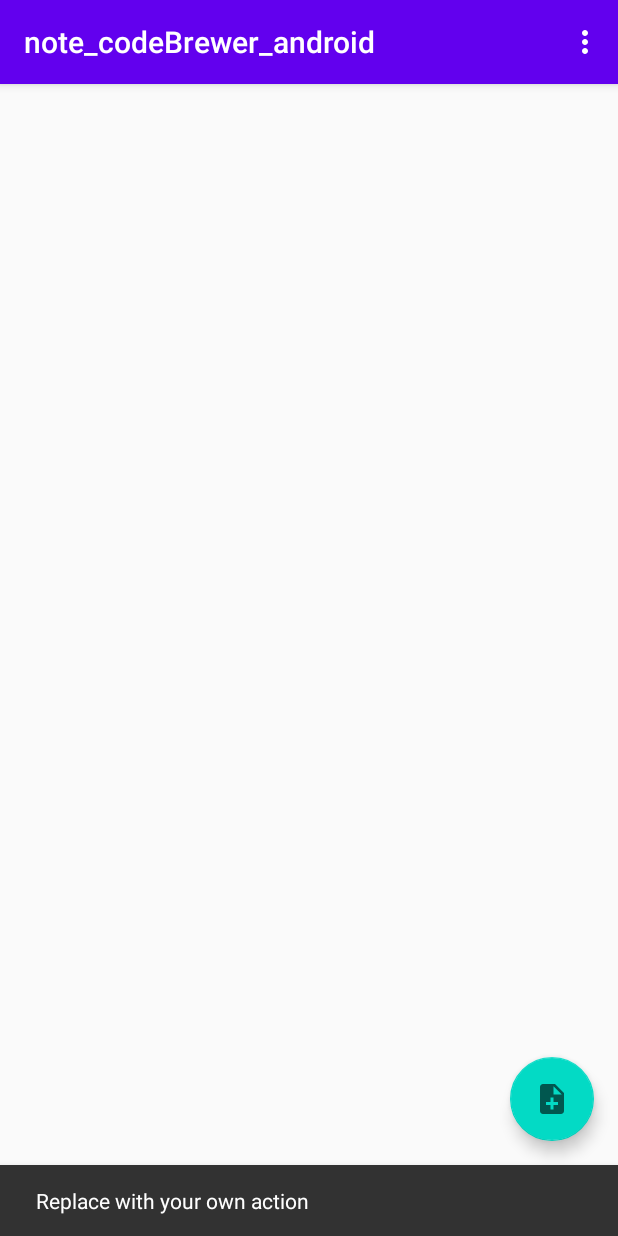
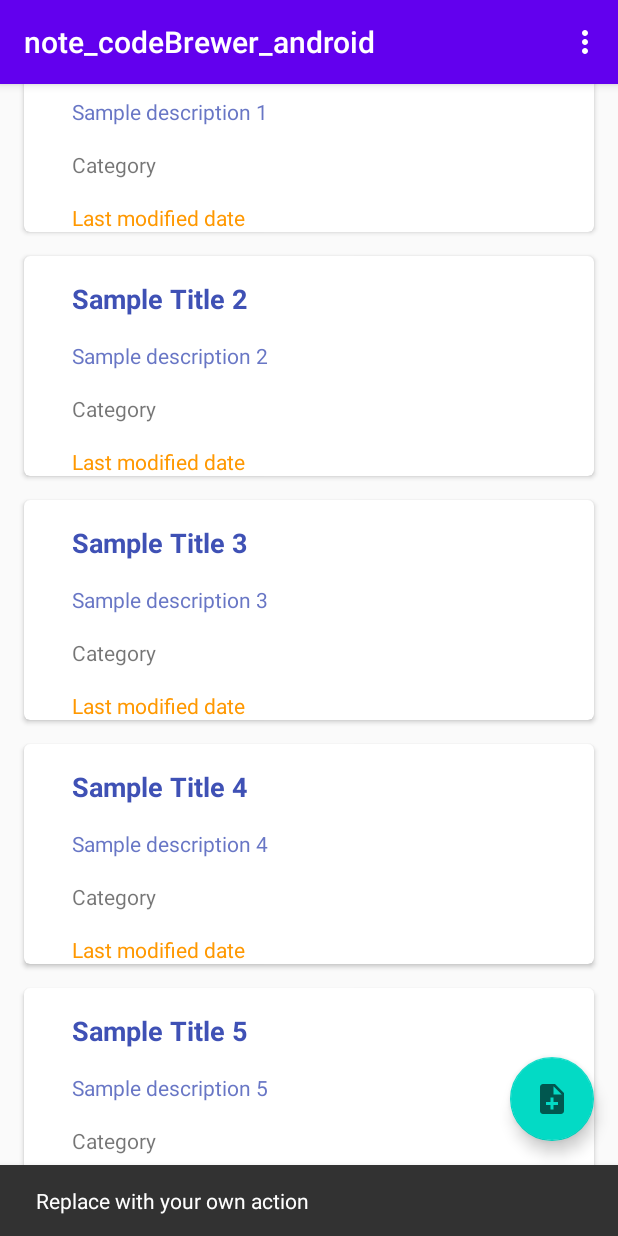
Before and after one commit to nency-shobhashana/note_codeBrewer_android, an Android app: the screen it shows after launch (MainActivity), after a tap on an icon or button, on a phone screen of 412 x 824 dp. Run offline under Robolectric (Android 15) with nearby library versions, the phone set to English and light mode, and no system bars.

Commit message:
Create Note Adapter and display static data on dashboard screen

```diff
--- a/app/src/main/java/com/nency/note/dashboard/MainActivity.java
+++ b/app/src/main/java/com/nency/note/dashboard/MainActivity.java
@@ -5,21 +5,57 @@ import android.os.Bundle;
 import com.google.android.material.floatingactionbutton.FloatingActionButton;
 import com.google.android.material.snackbar.Snackbar;
 import com.nency.note.R;
+import com.nency.note.model.Category;
+import com.nency.note.model.Note;
 
 import androidx.appcompat.app.AppCompatActivity;
 import androidx.appcompat.widget.Toolbar;
+import androidx.recyclerview.widget.LinearLayoutManager;
+import androidx.recyclerview.widget.RecyclerView;
 
 import android.view.View;
 
 import android.view.Menu;
 import android.view.MenuItem;
 
+import java.util.ArrayList;
+import java.util.List;
+
 public class MainActivity extends AppCompatActivity {
+
+
+    RecyclerView recyclerView;
+    RecyclerView.Adapter myAdapter;
+    RecyclerView.LayoutManager layoutManager;
+
+    List<Note> notes;
 
     @Override
     protected void onCreate(Bundle savedInstanceState) {
         super.onCreate(savedInstanceState);
         setContentView(R.layout.activity_main);
+
+        recyclerView = findViewById(R.id.list);
+        recyclerView.setHasFixedSize(true);
+
+        layoutManager = new LinearLayoutManager(this);
+        recyclerView.setLayoutManager(layoutManager);
+
+        notes = new ArrayList<Note>();
+        notes.add(new Note("Sample Title 1","Sample description 1","2nd June, 2020","2nd June 2020",null, null, "Canada", new Category(1,"Personal", 2)));
+        notes.add(new Note("Sample Title 2","Sample description 2","12nd July, 2020","12nd July 2020",null, null, "Canada", new Category(2,"Shopping", 3)));
+        notes.add(new Note("Sample Title 3","Sample description 3","25nd Aug, 2020","25nd Aug 2020",null, null, "Canada", new Category(3,"Shopping", 3)));
+        notes.add(new Note("Sample Title 4","Sample description 4","20nd Jan, 2020","20nd Jan 2020",null, null, "Canada", new Category(4,"Personal", 2)));
+        notes.add(new Note("Sample Title 5","Sample description 5","2nd June, 2020","2nd June 2020",null, null, "Canada", new Category(1,"Personal", 2)));
+        notes.add(new Note("Sample Title 6","Sample description 6","12nd July, 2020","12nd July 2020",null, null, "Canada", new Category(2,"Shopping", 3)));
+        notes.add(new Note("Sample Title 7","Sample description 7","25nd Aug, 2020","25nd Aug 2020",null, null, "Canada", new Category(3,"Shopping", 3)));
+        notes.add(new Note("Sample Title 8","Sample description 8","20nd Jan, 2020","20nd Jan 2020",null, null, "Canada", new Category(4,"Personal", 2)));
+
+        myAdapter = new NoteAdapter(this, notes);
+
+        recyclerView.setAdapter(myAdapter);
+
+
         Toolbar toolbar = findViewById(R.id.toolbar);
         setSupportActionBar(toolbar);
 
--- a/app/src/main/java/com/nency/note/dashboard/NoteAdapter.java
+++ b/app/src/main/java/com/nency/note/dashboard/NoteAdapter.java
@@ -1,4 +1,68 @@
 package com.nency.note.dashboard;
 
-public class NoteAdapter {
+import android.content.Context;
+import android.view.LayoutInflater;
+import android.view.View;
+import android.view.ViewGroup;
+import android.widget.ImageView;
+import android.widget.LinearLayout;
+import android.widget.TextView;
+
+import androidx.annotation.NonNull;
+import androidx.recyclerview.widget.RecyclerView;
+
+import com.nency.note.R;
+import com.nency.note.model.Note;
+
+import java.util.List;
+
+public class NoteAdapter extends RecyclerView.Adapter<NoteAdapter.NoteViewHolder> {
+
+    private List<Note> notes = null;
+
+    public NoteAdapter (Context context, List<Note> list) {
+        notes = list;
+    }
+
+    public static class NoteViewHolder extends RecyclerView.ViewHolder {
+
+        ImageView image;
+        TextView title, description, category, date;
+
+        public NoteViewHolder(@NonNull View itemView) {
+            super(itemView);
+
+            title = itemView.findViewById(R.id.title);
+            description = itemView.findViewById(R.id.description);
+            category = itemView.findViewById(R.id.category);
+            date = itemView.findViewById(R.id.date);
+            image = itemView.findViewById(R.id.image);
+        }
+    }
+
+    @NonNull
+    @Override
+    public NoteViewHolder onCreateViewHolder(@NonNull ViewGroup parent, int viewType) {
+        View v = LayoutInflater.from(parent.getContext()).inflate(R.layout.item_note, parent, false);
+        return new NoteViewHolder(v);
+    }
+
+    @Override
+    public void onBindViewHolder(@NonNull NoteViewHolder holder, int position) {
+        holder.itemView.setTag(notes.get(position));
+        holder.title.setText(notes.get(position).getTitle());
+        holder.description.setText(notes.get(position).getDescription());
+//        holder.category.setText(notes.get(position).getCategory());
+//        holder.image.setImageResource(notes.get(position).getImages());
+    }
+
+    @Override
+    public int getItemCount() {
+        if (notes == null) {
+            return 0;
+        } else {
+            return notes.size();
+        }
+    }
+
 }
--- a/app/src/main/java/com/nency/note/model/Category.java
+++ b/app/src/main/java/com/nency/note/model/Category.java
@@ -2,10 +2,10 @@ package com.nency.note.model;
 
 public class Category {
     private int id;
-    private int name;
+    private String name;
     private int noOfNotes;
 
-    public Category(int id, int name, int noOfNotes) {
+    public Category(int id, String name, int noOfNotes) {
         this.id = id;
         this.name = name;
         this.noOfNotes = noOfNotes;
@@ -19,11 +19,11 @@ public class Category {
         this.id = id;
     }
 
-    public int getName() {
+    public String getName() {
         return name;
     }
 
-    public void setName(int name) {
+    public void setName(String name) {
         this.name = name;
     }
 
--- a/app/src/main/res/layout/activity_main.xml
+++ b/app/src/main/res/layout/activity_main.xml
@@ -21,7 +21,7 @@
     </com.google.android.material.appbar.AppBarLayout>
 
     <androidx.recyclerview.widget.RecyclerView
-        android:id="@+id/recyclerViewNote"
+        android:id="@+id/list"
         android:layout_width="match_parent"
         android:layout_height="match_parent"
         />
--- /dev/null
+++ b/app/src/main/res/layout/item_note.xml
@@ -0,0 +1,77 @@
+<?xml version="1.0" encoding="utf-8"?>
+<androidx.cardview.widget.CardView
+    xmlns:android="http://schemas.android.com/apk/res/android"
+    xmlns:app="http://schemas.android.com/apk/res-auto"
+    xmlns:tools="http://schemas.android.com/tools"
+    android:layout_width="match_parent"
+    android:layout_height="wrap_content"
+    android:layout_marginStart="16dp"
+    android:layout_marginEnd="16dp"
+    android:layout_marginTop="8dp"
+    android:layout_marginBottom="8dp"
+    app:cardCornerRadius="4dp"
+    >
+<androidx.constraintlayout.widget.ConstraintLayout
+    android:layout_width="match_parent"
+    android:layout_height="wrap_content">
+
+    <ImageView
+        android:id="@+id/image"
+        android:layout_width="wrap_content"
+        android:layout_height="wrap_content"
+        android:layout_marginStart="16dp"
+        android:layout_marginTop="16dp"
+        android:layout_marginBottom="16dp"
+        app:layout_constraintBottom_toBottomOf="parent"
+        app:layout_constraintStart_toStartOf="parent"
+        app:layout_constraintTop_toTopOf="parent"
+        tools:srcCompat="@tools:sample/avatars" />
+
+    <TextView
+        android:id="@+id/title"
+        android:layout_width="wrap_content"
+        android:layout_height="wrap_content"
+        android:layout_marginStart="16dp"
+        android:layout_marginTop="16dp"
+        android:text="Title"
+        android:textColor="#3F51B5"
+        android:textSize="18sp"
+        android:textStyle="bold"
+        app:layout_constraintStart_toEndOf="@+id/image"
+        app:layout_constraintTop_toTopOf="parent" />
+
+    <TextView
+        android:id="@+id/description"
+        android:layout_width="wrap_content"
+        android:layout_height="wrap_content"
+        android:layout_marginStart="16dp"
+        android:layout_marginTop="16dp"
+        android:text="Description"
+        android:textColor="#C93F51B5"
+        android:textSize="14sp"
+        android:textStyle="normal"
+        app:layout_constraintStart_toEndOf="@+id/image"
+        app:layout_constraintTop_toBottomOf="@+id/title" />
+
+    <TextView
+        android:id="@+id/date"
+        android:layout_width="wrap_content"
+        android:layout_height="wrap_content"
+        android:layout_marginStart="16dp"
+        android:layout_marginTop="16dp"
+        android:text="Last modified date"
+        android:textColor="#FF9800"
+        app:layout_constraintStart_toEndOf="@+id/image"
+        app:layout_constraintTop_toBottomOf="@+id/category" />
+
+    <TextView
+        android:id="@+id/category"
+        android:layout_width="wrap_content"
+        android:layout_height="wrap_content"
+        android:layout_marginStart="16dp"
+        android:layout_marginTop="16dp"
+        android:text="Category"
+        app:layout_constraintStart_toEndOf="@+id/image"
+        app:layout_constraintTop_toBottomOf="@+id/description" />
+</androidx.constraintlayout.widget.ConstraintLayout>
+</androidx.cardview.widget.CardView>
```
